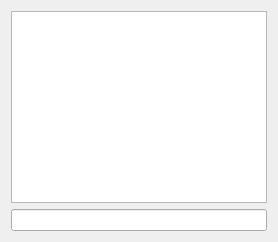
Before: the Qt Designer form hyde/user_interface/terminal_panel.ui in spielman-group/hyde, drawn with Qt 5.
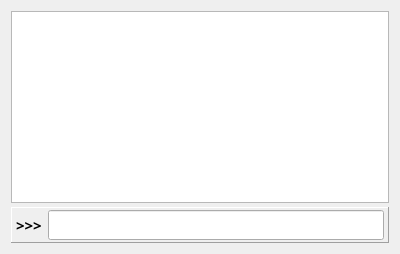
After: the same form once the commit is applied.

```diff
--- a/hyde/user_interface/terminal_panel.ui
+++ b/hyde/user_interface/terminal_panel.ui
@@ -5,16 +5,80 @@
   <property name="windowTitle">
    <string>Command window</string>
   </property>
+  <property name="minimumSize">
+   <size>
+    <width>400</width>
+    <height>200</height>
+   </size>
+  </property>
   <layout class="QVBoxLayout" name="verticalLayout">
+   <property name="spacing">
+    <number>4</number>
+   </property>
    <item>
     <widget class="QTextEdit" name="output">
      <property name="readOnly">
       <bool>true</bool>
      </property>
+     <property name="lineWrapMode">
+      <enum>QTextEdit::NoWrap</enum>
+     </property>
+     <property name="tabChangesFocus">
+      <bool>false</bool>
+     </property>
+     <property name="undoRedoEnabled">
+      <bool>false</bool>
+     </property>
     </widget>
    </item>
    <item>
-    <widget class="QLineEdit" name="input"/>
+    <widget class="QFrame" name="input_frame">
+     <property name="frameShape">
+      <enum>QFrame::Panel</enum>
+     </property>
+     <property name="frameShadow">
+      <enum>QFrame::Raised</enum>
+     </property>
+     <layout class="QHBoxLayout" name="input_layout">
+      <property name="leftMargin">
+       <number>4</number>
+      </property>
+      <property name="topMargin">
+       <number>2</number>
+      </property>
+      <property name="rightMargin">
+       <number>4</number>
+      </property>
+      <property name="bottomMargin">
+       <number>2</number>
+      </property>
+      <item>
+       <widget class="QLabel" name="prompt_label">
+        <property name="text">
+         <string>&gt;&gt;&gt;</string>
+        </property>
+        <property name="font">
+         <font>
+          <family>Monaco</family>
+          <pointsize>11</pointsize>
+          <weight>75</weight>
+          <bold>true</bold>
+         </font>
+        </property>
+       </widget>
+      </item>
+      <item>
+       <widget class="QLineEdit" name="input">
+        <property name="font">
+         <font>
+          <family>Monaco</family>
+          <pointsize>11</pointsize>
+         </font>
+        </property>
+       </widget>
+      </item>
+     </layout>
+    </widget>
    </item>
   </layout>
  </widget>
```
